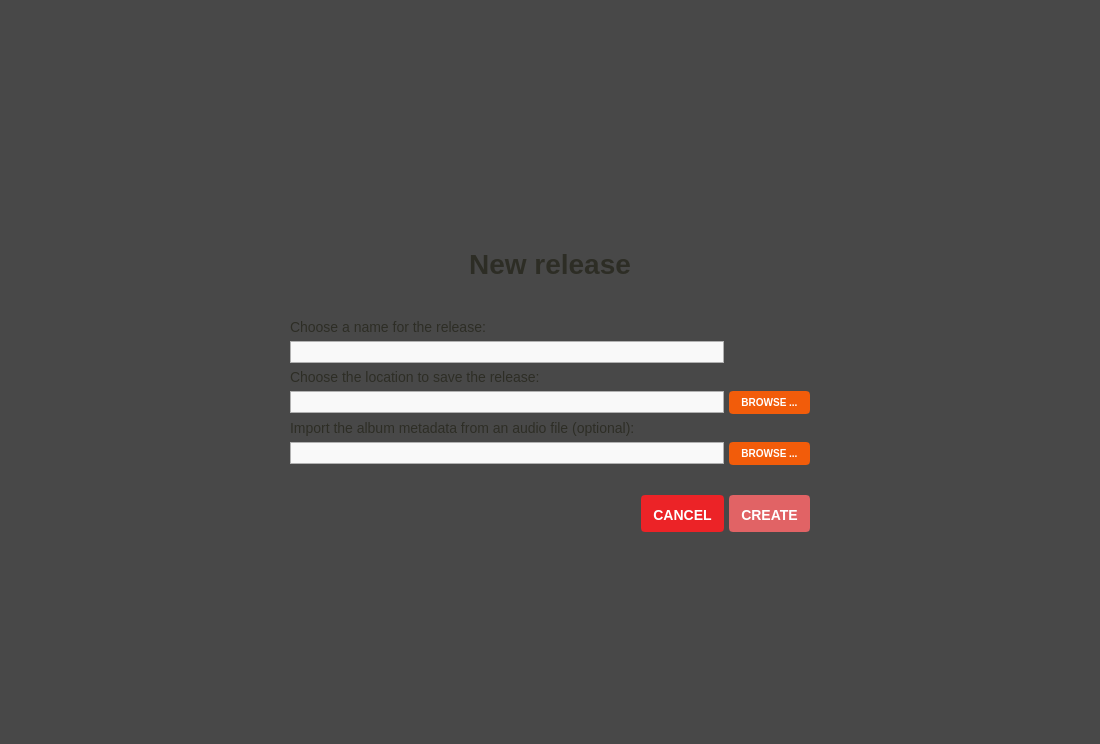
Qt form resources/ui/new_album_page.ui (Iconoclasteinc/tgit) before a commit.
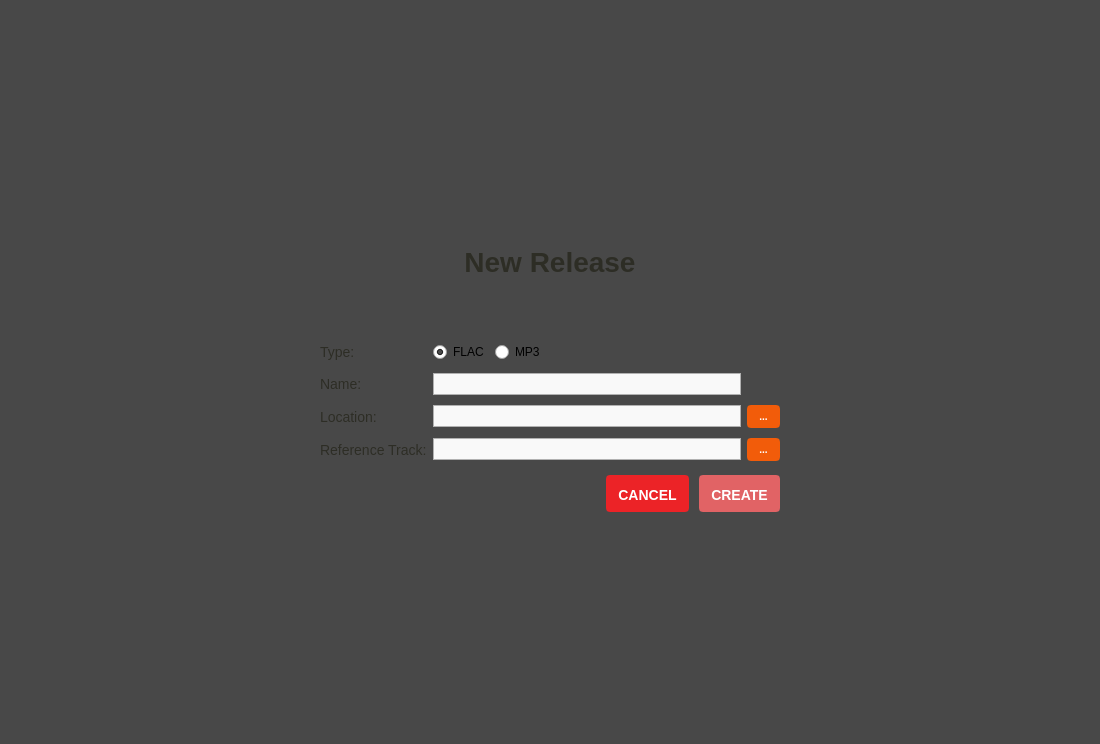
The same form after that commit. Icons and pictures are not drawn.

Commit message: Redesign welcome page and album creation page

The edit to the form file:
```diff
--- a/resources/ui/new_album_page.ui
+++ b/resources/ui/new_album_page.ui
@@ -36,6 +36,10 @@
 	min-height: 20px;
 }
 
+QRadioButton {
+	min-height: 22px;
+}
+
 QLineEdit:focus {
 	border: 1px solid #F79D6C;
 }
@@ -61,16 +65,16 @@
        <number>5</number>
       </property>
       <property name="leftMargin">
-       <number>10</number>
+       <number>40</number>
       </property>
       <property name="topMargin">
-       <number>10</number>
+       <number>20</number>
       </property>
       <property name="rightMargin">
-       <number>10</number>
+       <number>40</number>
       </property>
       <property name="bottomMargin">
-       <number>10</number>
+       <number>30</number>
       </property>
       <item>
        <widget class="QLabel" name="title">
@@ -78,11 +82,12 @@
          <string notr="true">QLabel {
 	font-size: 28px;
 	font-weight: bold;
-	margin-top: 36px;
+	margin-top: 24px;
+    margin-bottom: 12px;
 }</string>
         </property>
         <property name="text">
-         <string>New release</string>
+         <string>New Release</string>
         </property>
         <property name="alignment">
          <set>Qt::AlignCenter</set>
@@ -130,86 +135,143 @@
           <number>0</number>
          </property>
          <property name="topMargin">
-          <number>10</number>
+          <number>12</number>
          </property>
          <property name="rightMargin">
           <number>0</number>
          </property>
-         <property name="bottomMargin">
-          <number>0</number>
-         </property>
-         <property name="horizontalSpacing">
-          <number>5</number>
-         </property>
          <property name="verticalSpacing">
-          <number>6</number>
+          <number>10</number>
          </property>
-         <item row="6" column="1">
+         <item row="0" column="1">
+          <widget class="QWidget" name="widget" native="true">
+           <property name="minimumSize">
+            <size>
+             <width>0</width>
+             <height>22</height>
+            </size>
+           </property>
+           <layout class="QHBoxLayout" name="horizontalLayout_3">
+            <property name="leftMargin">
+             <number>0</number>
+            </property>
+            <property name="topMargin">
+             <number>0</number>
+            </property>
+            <property name="rightMargin">
+             <number>0</number>
+            </property>
+            <property name="bottomMargin">
+             <number>0</number>
+            </property>
+            <item>
+             <widget class="QRadioButton" name="_flac_button">
+              <property name="text">
+               <string>FLAC</string>
+              </property>
+              <property name="checked">
+               <bool>true</bool>
+              </property>
+             </widget>
+            </item>
+            <item>
+             <widget class="QRadioButton" name="_mp3_button">
+              <property name="text">
+               <string>MP3</string>
+              </property>
+             </widget>
+            </item>
+            <item>
+             <spacer name="horizontalSpacer">
+              <property name="orientation">
+               <enum>Qt::Horizontal</enum>
+              </property>
+              <property name="sizeHint" stdset="0">
+               <size>
+                <width>40</width>
+                <height>20</height>
+               </size>
+              </property>
+             </spacer>
+            </item>
+           </layout>
+          </widget>
+         </item>
+         <item row="8" column="0">
+          <widget class="QLabel" name="track_location_label">
+           <property name="text">
+            <string>Reference Track:</string>
+           </property>
+           <property name="buddy">
+            <cstring>track_location</cstring>
+           </property>
+          </widget>
+         </item>
+         <item row="4" column="1">
+          <widget class="QLineEdit" name="album_name"/>
+         </item>
+         <item row="4" column="0">
+          <widget class="QLabel" name="album_name_label">
+           <property name="text">
+            <string>Name:</string>
+           </property>
+           <property name="buddy">
+            <cstring>album_name</cstring>
+           </property>
+          </widget>
+         </item>
+         <item row="6" column="0">
+          <widget class="QLabel" name="album_location_label">
+           <property name="text">
+            <string>Location:</string>
+           </property>
+           <property name="buddy">
+            <cstring>album_location</cstring>
+           </property>
+          </widget>
+         </item>
+         <item row="8" column="1">
           <widget class="QLineEdit" name="track_location"/>
          </item>
-         <item row="3" column="2">
+         <item row="8" column="2">
+          <widget class="QPushButton" name="browse_track_location_button">
+           <property name="cursor">
+            <cursorShape>PointingHandCursor</cursorShape>
+           </property>
+           <property name="focusPolicy">
+            <enum>Qt::ClickFocus</enum>
+           </property>
+           <property name="text">
+            <string>...</string>
+           </property>
+          </widget>
+         </item>
+         <item row="6" column="2">
           <widget class="QPushButton" name="browse_album_location_button">
            <property name="cursor">
             <cursorShape>PointingHandCursor</cursorShape>
            </property>
            <property name="text">
-            <string>BROWSE ...</string>
+            <string>...</string>
            </property>
           </widget>
          </item>
-         <item row="3" column="1">
+         <item row="0" column="0">
+          <widget class="QLabel" name="label">
+           <property name="text">
+            <string>Type:</string>
+           </property>
+           <property name="buddy">
+            <cstring>_flac_button</cstring>
+           </property>
+          </widget>
+         </item>
+         <item row="6" column="1">
           <widget class="QLineEdit" name="album_location"/>
          </item>
-         <item row="6" column="2">
-          <widget class="QPushButton" name="browse_track_location_button">
-           <property name="cursor">
-            <cursorShape>PointingHandCursor</cursorShape>
-           </property>
-           <property name="text">
-            <string>BROWSE ...</string>
-           </property>
-          </widget>
-         </item>
-         <item row="2" column="1" colspan="2">
-          <widget class="QLabel" name="album_location_label">
-           <property name="text">
-            <string>Choose the location to save the release:</string>
-           </property>
-          </widget>
-         </item>
-         <item row="4" column="1" colspan="2">
-          <widget class="QLabel" name="track_location_label">
-           <property name="text">
-            <string>Import the album metadata from an audio file (optional):</string>
-           </property>
-          </widget>
-         </item>
-         <item row="0" column="1" colspan="2">
-          <widget class="QLabel" name="album_name_label">
-           <property name="text">
-            <string>Choose a name for the release:</string>
-           </property>
-          </widget>
-         </item>
-         <item row="1" column="1">
-          <widget class="QLineEdit" name="album_name"/>
-         </item>
         </layout>
        </widget>
       </item>
-      <item>
-       <spacer name="verticalSpacer">
-        <property name="orientation">
-         <enum>Qt::Vertical</enum>
-        </property>
-        <property name="sizeHint" stdset="0">
-         <size>
-          <width>20</width>
-          <height>40</height>
-         </size>
-        </property>
-       </spacer>
-      </item>
       <item>
        <widget class="QWidget" name="buttons_container" native="true">
         <property name="styleSheet">
@@ -239,7 +301,7 @@
         </property>
         <layout class="QHBoxLayout" name="horizontalLayout_12">
          <property name="spacing">
-          <number>5</number>
+          <number>10</number>
          </property>
          <property name="leftMargin">
           <number>0</number>
```
Left out of the diff: 14 changed lines with no effect on the pictures. The commit also changes 19 other files.
